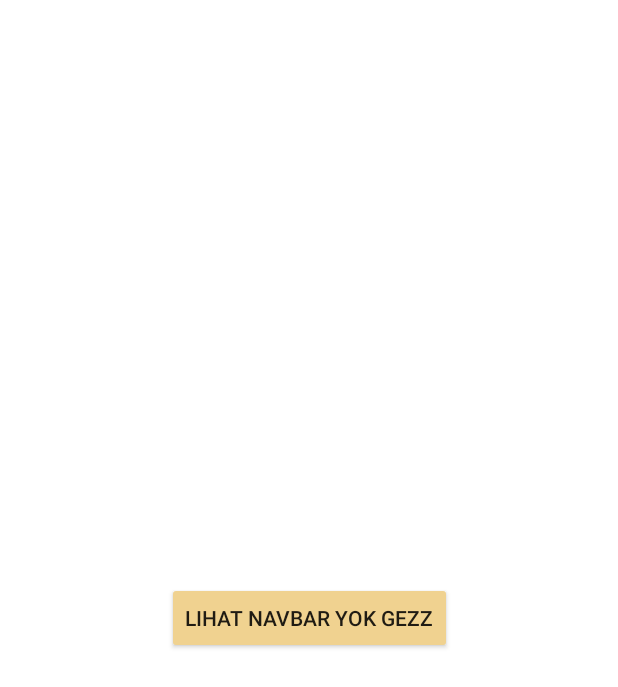
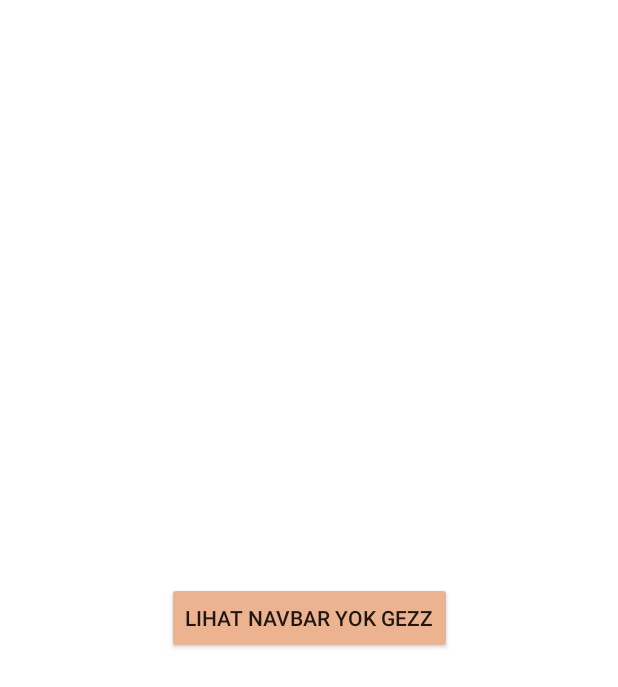
Before and after one commit to NadiraAdiva257/tubesPAB, an Android app: the screen it shows after launch (MainActivity), on a phone screen of 412 x 824 dp. Shown: the top 687 px of the screen. Run offline under Robolectric (Android 15) with nearby library versions, the phone set to English and light mode, and no system bars.

Commit message:
update color

```diff
--- a/app/src/main/res/values/colors.xml
+++ b/app/src/main/res/values/colors.xml
@@ -8,6 +8,5 @@
     <color name="black">#FF000000</color>
     <color name="white">#FFFFFFFF</color>
 
-    <color name="cream">#F0D290</color>
-
+    <color name="cream">#ECB390</color>
 </resources>
```
Also changed, not shown: app/src/main/java/com/example/tubes/History.kt (added, +15 -0 lines).
